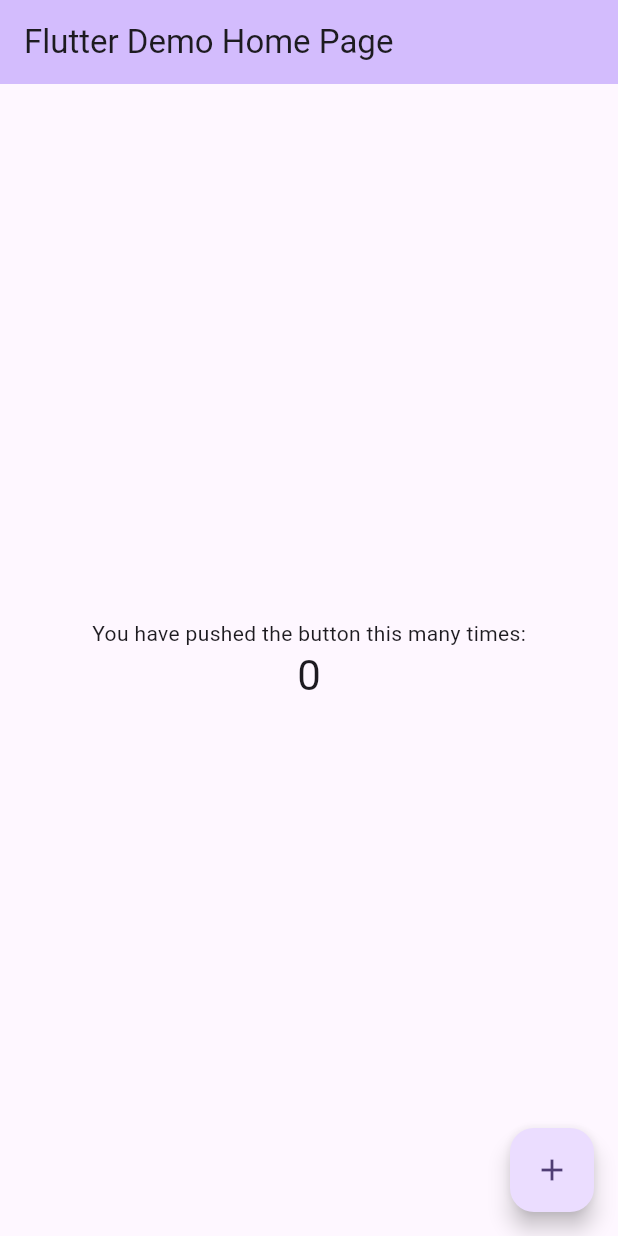
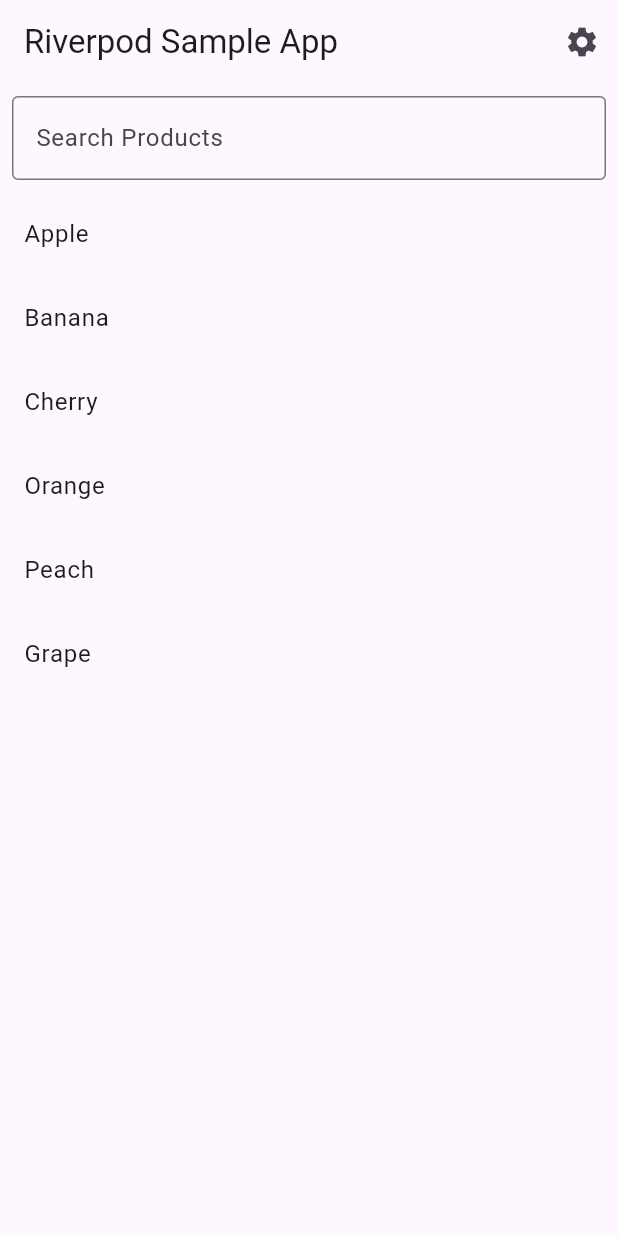
Before and after one commit to k-taiga/search_app, a Flutter app: the screen it shows after launch, on a phone screen of 412 x 824 dp. Run offline on Flutter 3.47's test engine with Material 3 defaults, Android fonts, the phone set to English and light mode, and no system bars; our stand-ins replace flutter_riverpod, shared_preferences.

Commit message:
[add] create product search app

```diff
--- a/lib/main.dart
+++ b/lib/main.dart
@@ -1,125 +1,101 @@
 import 'package:flutter/material.dart';
+import 'package:flutter_riverpod/flutter_riverpod.dart';
+import 'package:shared_preferences/shared_preferences.dart';
+import 'product_provider.dart';
+import 'settings_provider.dart';
+import 'settings_page.dart';
 
 void main() {
-  runApp(const MyApp());
+  runApp(ProviderScope(child: MyApp()));
 }
 
-class MyApp extends StatelessWidget {
+class MyApp extends ConsumerWidget {
   const MyApp({super.key});
 
-  // This widget is the root of your application.
+  ThemeData _lightTheme() {
+    return ThemeData(brightness: Brightness.light, primarySwatch: Colors.blue);
+  }
+
+  ThemeData _darkTheme() {
+    return ThemeData(brightness: Brightness.dark, primarySwatch: Colors.blue);
+  }
+
   @override
-  Widget build(BuildContext context) {
+  Widget build(BuildContext context, WidgetRef ref) {
+    final settings = ref.watch(settingsProvider);
     return MaterialApp(
       title: 'Flutter Demo',
-      theme: ThemeData(
-        // This is the theme of your application.
-        //
-        // TRY THIS: Try running your application with "flutter run". You'll see
-        // the application has a purple toolbar. Then, without quitting the app,
-        // try changing the seedColor in the colorScheme below to Colors.green
-        // and then invoke "hot reload" (save your changes or press the "hot
-        // reload" button in a Flutter-supported IDE, or press "r" if you used
-        // the command line to start the app).
-        //
-        // Notice that the counter didn't reset back to zero; the application
-        // state is not lost during the reload. To reset the state, use hot
-        // restart instead.
-        //
-        // This works for code too, not just values: Most code changes can be
-        // tested with just a hot reload.
-        colorScheme: ColorScheme.fromSeed(seedColor: Colors.deepPurple),
-        useMaterial3: true,
-      ),
-      home: const MyHomePage(title: 'Flutter Demo Home Page'),
+      theme: _lightTheme(),
+      darkTheme: _darkTheme(),
+      themeMode: settings.theme == "Light" ? ThemeMode.light : ThemeMode.dark,
+      home: const MyHomePage(),
     );
   }
 }
 
-class MyHomePage extends StatefulWidget {
-  const MyHomePage({super.key, required this.title});
-
-  // This widget is the home page of your application. It is stateful, meaning
-  // that it has a State object (defined below) that contains fields that affect
-  // how it looks.
-
-  // This class is the configuration for the state. It holds the values (in this
-  // case the title) provided by the parent (in this case the App widget) and
-  // used by the build method of the State. Fields in a Widget subclass are
-  // always marked "final".
-
-  final String title;
+class MyHomePage extends ConsumerWidget {
+  const MyHomePage({super.key});
 
   @override
-  State<MyHomePage> createState() => _MyHomePageState();
+  Widget build(BuildContext context, WidgetRef ref) {
+    final settings = ref.watch(settingsProvider);
+    return Scaffold(
+        appBar: AppBar(
+          title: Text(settings.language == "English"
+              ? "Riverpod Sample App"
+              : "リバーポッドサンプルアプリ"),
+          actions: [
+            IconButton(
+                icon: Icon(Icons.settings),
+                onPressed: () {
+                  Navigator.push(
+                    context,
+                    MaterialPageRoute(builder: (context) => SettingsPage()),
+                  );
+                })
+          ],
+        ),
+        body: Column(
+          children: [
+            SearchBar(),
+            Expanded(child: ProductList()),
+          ],
+        ));
+  }
 }
 
-class _MyHomePageState extends State<MyHomePage> {
-  int _counter = 0;
+class SearchBar extends ConsumerWidget {
+  @override
+  Widget build(BuildContext context, WidgetRef ref) {
+    final settings = ref.watch(settingsProvider);
 
-  void _incrementCounter() {
-    setState(() {
-      // This call to setState tells the Flutter framework that something has
-      // changed in this State, which causes it to rerun the build method below
-      // so that the display can reflect the updated values. If we changed
-      // _counter without calling setState(), then the build method would not be
-      // called again, and so nothing would appear to happen.
-      _counter++;
-    });
-  }
+    String labelText =
+        settings.language == "English" ? "Search Products" : "商品を検索";
 
-  @override
-  Widget build(BuildContext context) {
-    // This method is rerun every time setState is called, for instance as done
-    // by the _incrementCounter method above.
-    //
-    // The Flutter framework has been optimized to make rerunning build methods
-    // fast, so that you can just rebuild anything that needs updating rather
-    // than having to individually change instances of widgets.
-    return Scaffold(
-      appBar: AppBar(
-        // TRY THIS: Try changing the color here to a specific color (to
-        // Colors.amber, perhaps?) and trigger a hot reload to see the AppBar
-        // change color while the other colors stay the same.
-        backgroundColor: Theme.of(context).colorScheme.inversePrimary,
-        // Here we take the value from the MyHomePage object that was created by
-        // the App.build method, and use it to set our appbar title.
-        title: Text(widget.title),
-      ),
-      body: Center(
-        // Center is a layout widget. It takes a single child and positions it
-        // in the middle of the parent.
-        child: Column(
-          // Column is also a layout widget. It takes a list of children and
-          // arranges them vertically. By default, it sizes itself to fit its
-          // children horizontally, and tries to be as tall as its parent.
-          //
-          // Column has various properties to control how it sizes itself and
-          // how it positions its children. Here we use mainAxisAlignment to
-          // center the children vertically; the main axis here is the vertical
-          // axis because Columns are vertical (the cross axis would be
-          // horizontal).
-          //
-          // TRY THIS: Invoke "debug painting" (choose the "Toggle Debug Paint"
-          // action in the IDE, or press "p" in the console), to see the
-          // wireframe for each widget.
-          mainAxisAlignment: MainAxisAlignment.center,
-          children: <Widget>[
-            const Text(
-              'You have pushed the button this many times:',
-            ),
-            Text(
-              '$_counter',
-              style: Theme.of(context).textTheme.headlineMedium,
-            ),
-          ],
-        ),
-      ),
-      floatingActionButton: FloatingActionButton(
-        onPressed: _incrementCounter,
-        tooltip: 'Increment',
-        child: const Icon(Icons.add),
-      ), // This trailing comma makes auto-formatting nicer for build methods.
+    return Padding(
+      padding: const EdgeInsets.all(8.0),
+      child: TextField(
+          onChanged: (value) =>
+              ref.read(productProvider.notifier).search(value),
+          decoration: InputDecoration(
+            // Placeholderの文字
+            labelText: labelText,
+            border: const OutlineInputBorder(),
+          )),
     );
   }
 }
+
+class ProductList extends ConsumerWidget {
+  const ProductList({super.key});
+
+  @override
+  Widget build(BuildContext context, WidgetRef ref) {
+    List<String> products = ref.watch(productProvider);
+    return ListView.builder(
+        itemCount: products.length,
+        itemBuilder: (context, index) {
+          return ListTile(title: Text(products[index]));
+        });
+  }
+}
--- /dev/null
+++ b/lib/product_provider.dart
@@ -0,0 +1,37 @@
+import 'package:flutter_riverpod/flutter_riverpod.dart';
+import 'package:search_app/settings_provider.dart';
+import 'package:shared_preferences/shared_preferences.dart';
+
+// ProductNotifierはUserSettingsを受け取り、商品リストを管理する
+final productProvider =
+    StateNotifierProvider<ProductNotifier, List<String>>((ref) {
+  return ProductNotifier(ref.watch(settingsProvider));
+});
+
+// ProductProviderが管理するNotifier List<String>の型
+class ProductNotifier extends StateNotifier<List<String>> {
+  UserSettings settings;
+
+// superで親のStateNotifierを呼び出し、初期値を設定する
+// StateNotifierはRiverpodの一部でアプリ全体の状態を管理するため一度初期化する必要がある
+  ProductNotifier(this.settings) : super([]) {
+    _updateProductList();
+  }
+
+  void _updateProductList() {
+    List<String> productList = settings.language == "English"
+        ? ["Apple", "Banana", "Cherry", "Orange", "Peach", "Grape"]
+        : ["りんご", "ばなな", "さくらんぼ", "みかん", "もも", "ぶどう"];
+    state = productList;
+  }
+
+  void search(String query) {
+    _updateProductList();
+    if (query.isNotEmpty) {
+      state = state
+          .where(
+              (product) => product.toLowerCase().contains(query.toLowerCase()))
+          .toList();
+    }
+  }
+}
```
Also changed, not shown: lib/settings_page.dart (added, +51 -0 lines), lib/settings_provider.dart (added, +39 -0 lines), 3 other files.
